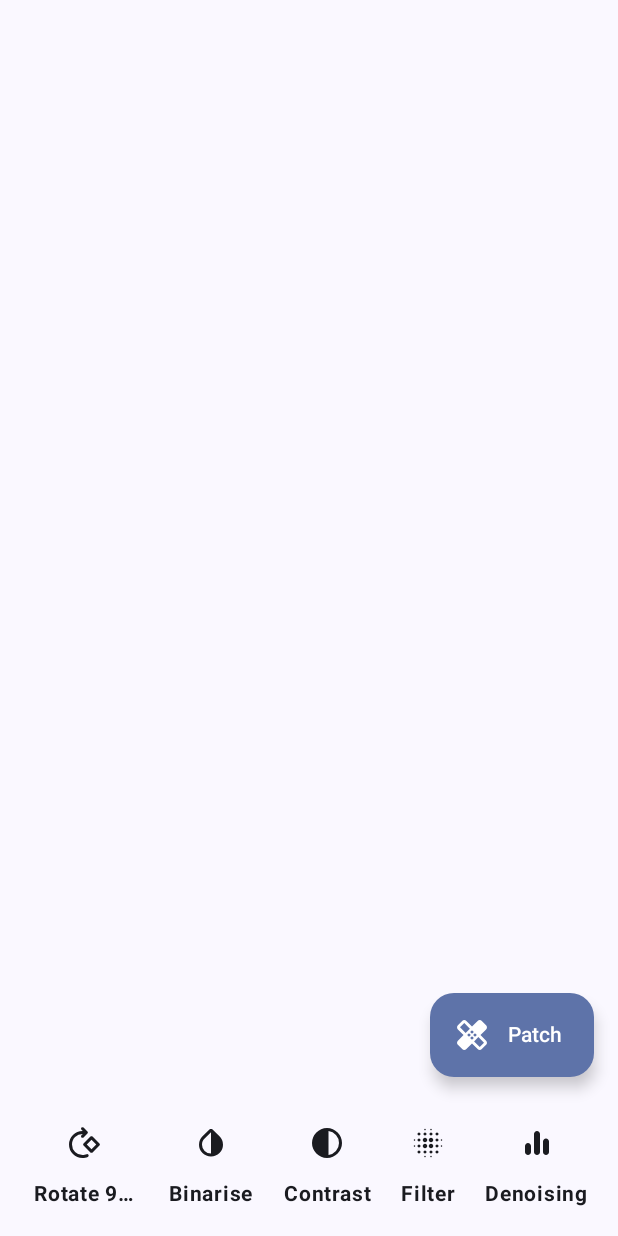
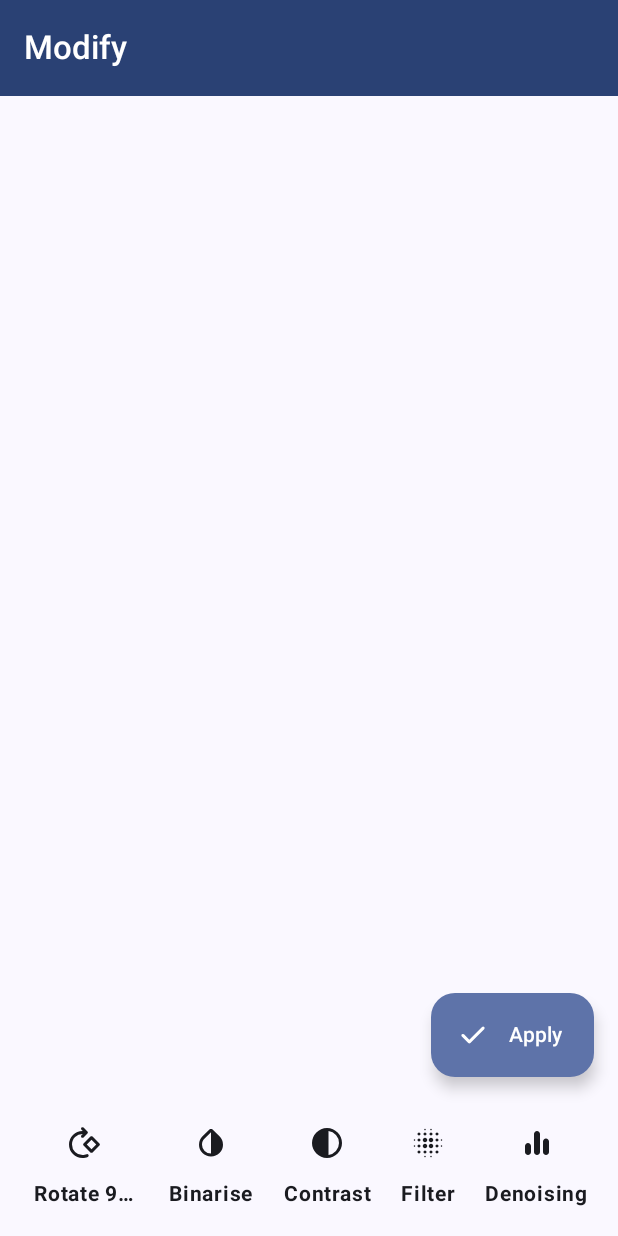
Before and after one commit to st235/HSE.CVforMobileDevices.DocumentsScanner, an Android app built with Jetpack Compose: the composable DocumentEditor called with empty values, on a phone screen of 412 x 824 dp. Run offline under Robolectric (Android 15) with nearby library versions, the phone set to English and light mode, and no system bars; libraries missing offline, so code that uses them is left out: st235.com.github; 2 statements that could not run were skipped.

```diff
--- a/app/src/main/java/github/com/st235/documentscanner/presentation/screens/composer/editor/DocumentEditor.kt
+++ b/app/src/main/java/github/com/st235/documentscanner/presentation/screens/composer/editor/DocumentEditor.kt
@@ -13,11 +13,15 @@ import androidx.compose.foundation.layout.fillMaxWidth
 import androidx.compose.foundation.layout.height
 import androidx.compose.foundation.layout.padding
 import androidx.compose.foundation.layout.widthIn
+import androidx.compose.material3.ExperimentalMaterial3Api
 import androidx.compose.material3.ExtendedFloatingActionButton
 import androidx.compose.material3.Icon
 import androidx.compose.material3.MaterialTheme
 import androidx.compose.material3.Scaffold
+import androidx.compose.material3.SmallFloatingActionButton
 import androidx.compose.material3.Text
+import androidx.compose.material3.TopAppBar
+import androidx.compose.material3.TopAppBarDefaults
 import androidx.compose.runtime.Composable
 import androidx.compose.runtime.LaunchedEffect
 import androidx.compose.runtime.getValue
@@ -49,6 +53,7 @@ import github.com.st235.documentscanner.utils.stringRes
 import st235.com.github.flowlayout.compose.FlowLayout
 import st235.com.github.flowlayout.compose.FlowLayoutDirection
 
+@OptIn(ExperimentalMaterial3Api::class)
 @Composable
 fun DocumentEditor(
     documentId: Int,
@@ -72,17 +77,47 @@ fun DocumentEditor(
 
     LoadingView(isLoading = state.isLoading) {
         Scaffold(
+            topBar = {
+                TopAppBar(
+                    colors = TopAppBarDefaults.topAppBarColors(
+                        containerColor = MaterialTheme.colorScheme.primary,
+                        titleContentColor = MaterialTheme.colorScheme.onPrimary,
+                    ),
+                    title = {
+                        Text(
+                            stringResource(id = R.string.document_editor_title),
+                            fontWeight = FontWeight.Medium
+                        )
+                    }
+                )
+            },
             floatingActionButton = {
+                val canUndo = state.isPossibleToUndo
+
+                Column(
+                    horizontalAlignment = Alignment.End,
+                ) {
+                    if (canUndo) {
+                        SmallFloatingActionButton(
+                            onClick = { sharedViewModel.undo() }
+                        ) {
+                            Icon(
+                                painterResource(R.drawable.ic_undo_24),
+                                contentDescription = null
+                            )
+                        }
+                    }
                     ExtendedFloatingActionButton(
                         icon = {
                             Icon(
-                            painterResource(R.drawable.ic_healing_24),
+                                painterResource(R.drawable.ic_done_24),
                                 contentDescription = null
                             )
                         },
                         text = { Text(text = stringResource(R.string.document_editor_save)) },
                         onClick = { sharedViewModel.modifyDocument(documentId, document) },
                     )
+                }
             },
             bottomBar = {
                 ControlPanel(
--- a/app/src/main/java/github/com/st235/documentscanner/presentation/screens/composer/editor/DocumentEditorUiState.kt
+++ b/app/src/main/java/github/com/st235/documentscanner/presentation/screens/composer/editor/DocumentEditorUiState.kt
@@ -19,3 +19,8 @@ data class DocumentEditorUiState(
         )
     }
 }
+
+val DocumentEditorUiState.isPossibleToUndo: Boolean
+    get() {
+        return !isLoading && !isFinished && currentDocument != null && previousDocument != null
+    }
--- a/app/src/main/java/github/com/st235/documentscanner/presentation/widgets/LoadingView.kt
+++ b/app/src/main/java/github/com/st235/documentscanner/presentation/widgets/LoadingView.kt
@@ -33,8 +33,8 @@ fun LoadingView(
                     modifier = Modifier
                         .width(64.dp)
                         .align(Alignment.Center),
-                    color = MaterialTheme.colorScheme.onSurface,
-                    trackColor = MaterialTheme.colorScheme.surface,
+                    color = MaterialTheme.colorScheme.primary,
+                    trackColor = MaterialTheme.colorScheme.onPrimary,
                 )
             }
         }
--- a/app/src/main/java/github/com/st235/documentscanner/utils/documents/ImageProcessor.kt
+++ b/app/src/main/java/github/com/st235/documentscanner/utils/documents/ImageProcessor.kt
@@ -90,7 +90,7 @@ class ImageProcessor {
         val matOut = Mat()
         denoise(nativePointer, matIn.nativeObj, mode.id, matOut.nativeObj)
 
-        val out = Bitmap.createBitmap(matOut.cols(), matOut.rows(),Bitmap.Config.RGB_565)
+        val out = Bitmap.createBitmap(matOut.cols(), matOut.rows(), Bitmap.Config.RGB_565)
         Utils.matToBitmap(matOut, out)
         return out
     }
--- /dev/null
+++ b/app/src/main/res/drawable/ic_done_24.xml
@@ -0,0 +1,10 @@
+<vector xmlns:android="http://schemas.android.com/apk/res/android"
+    android:width="24dp"
+    android:height="24dp"
+    android:viewportWidth="960"
+    android:viewportHeight="960"
+    android:tint="?attr/colorControlNormal">
+  <path
+      android:fillColor="@android:color/white"
+      android:pathData="M382,606L721,267Q733,255 749.5,255Q766,255 778,267Q790,279 790,295.5Q790,312 778,324L410,692Q398,704 382,704Q366,704 354,692L182,520Q170,508 170.5,491.5Q171,475 183,463Q195,451 211.5,451Q228,451 240,463L382,606Z"/>
+</vector>
--- /dev/null
+++ b/app/src/main/res/drawable/ic_undo_24.xml
@@ -0,0 +1,11 @@
+<vector xmlns:android="http://schemas.android.com/apk/res/android"
+    android:width="24dp"
+    android:height="24dp"
+    android:viewportWidth="960"
+    android:viewportHeight="960"
+    android:tint="?attr/colorControlNormal"
+    android:autoMirrored="true">
+  <path
+      android:fillColor="@android:color/white"
+      android:pathData="M320,760Q303,760 291.5,748.5Q280,737 280,720Q280,703 291.5,691.5Q303,680 320,680L564,680Q627,680 673.5,640Q720,600 720,540Q720,480 673.5,440Q627,400 564,400L312,400L388,476Q399,487 399,504Q399,521 388,532Q377,543 360,543Q343,543 332,532L188,388Q182,382 179.5,375Q177,368 177,360Q177,352 179.5,345Q182,338 188,332L332,188Q343,177 360,177Q377,177 388,188Q399,199 399,216Q399,233 388,244L312,320L564,320Q661,320 730.5,383Q800,446 800,540Q800,634 730.5,697Q661,760 564,760L320,760Z"/>
+</vector>
--- a/app/src/main/res/values/strings.xml
+++ b/app/src/main/res/values/strings.xml
@@ -3,6 +3,7 @@
 
     <string name="feed_screen_start_flow">Scan new document</string>
 
+    <string name="document_overview_screen_title">Document Creation Overview</string>
     <string name="document_overview_screen_pick_media">Pick media</string>
     <string name="document_overview_screen_open_camera">Take a picture</string>
     <string name="document_overview_save_button">Save</string>
@@ -11,9 +12,11 @@
     <string name="document_overview_document_preview_template">Page %d</string>
     <string name="document_overview_document_save_template">Document Scan %s</string>
 
+    <string name="document_cropper_title">Select Area To Crop</string>
     <string name="document_cropper_crop_button">Crop</string>
 
-    <string name="document_editor_save">Patch</string>
+    <string name="document_editor_title">Modify</string>
+    <string name="document_editor_save">Apply</string>
     <string name="document_editor_rotate_90_cw">Rotate 90 Clockwise</string>
     <string name="document_editor_binarisation">Binarise</string>
     <string name="document_editor_filter">Filter</string>
```
Also changed, not shown: app/src/main/java/github/com/st235/documentscanner/presentation/screens/composer/DocumentsComposerViewModel.kt (+14 -0 lines), app/src/main/java/github/com/st235/documentscanner/presentation/screens/composer/cropper/DocumentCropperScreen.kt (+23 -0 lines), app/src/main/java/github/com/st235/documentscanner/presentation/screens/composer/overview/DocumentCompositionOverviewScreen.kt (+25 -7 lines), app/src/main/res/drawable/ic_close_24.xml (added, +10 -0 lines), 1 other file. Lines whose indentation alone changed are shown as unchanged.
